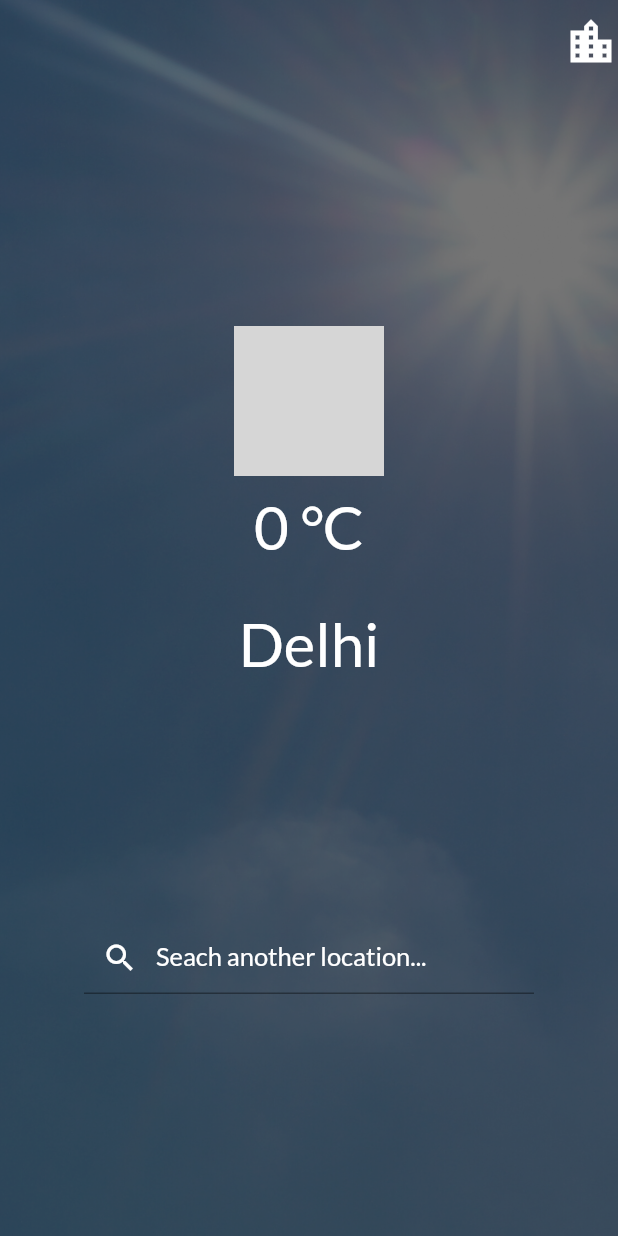
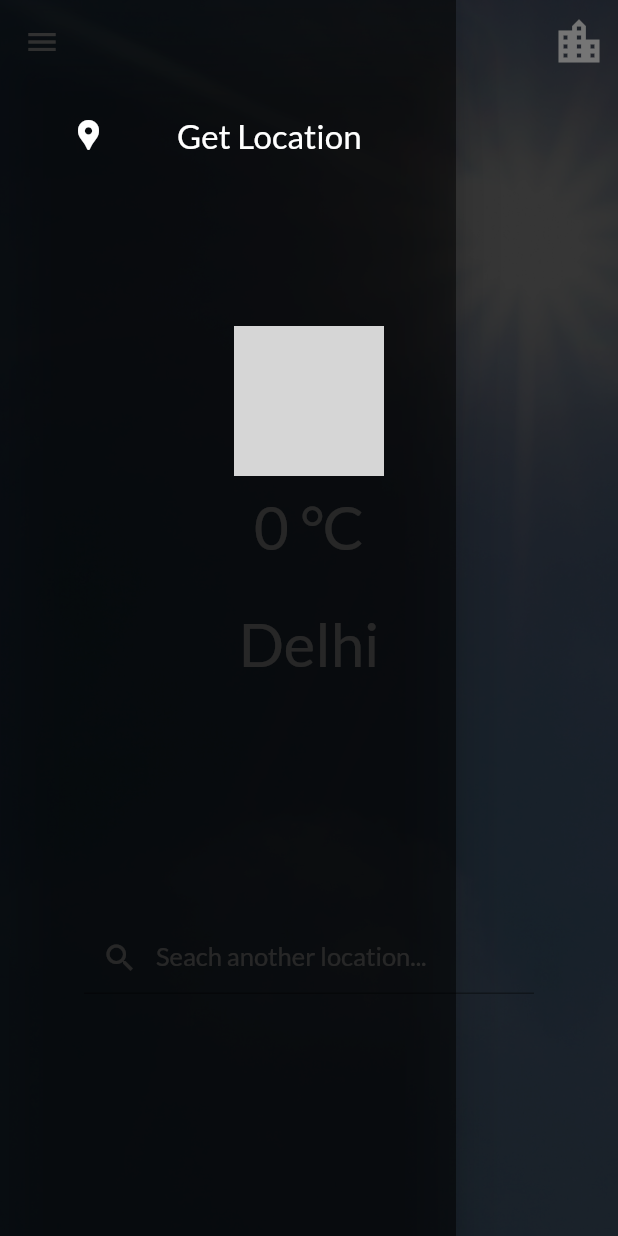
Before and after one commit to ShivamGoyal26/WeatherApp, a Flutter app: the screen it shows after launch, with the side drawer open (before the commit the screen has no drawer), on a phone screen of 412 x 824 dp. Run offline on Flutter 3.47's test engine with Material 2 defaults, Android fonts, the phone set to English and light mode, and no system bars; our stand-ins replace geolocator; missing offline and left inert: geocoder; network calls fail; grey boxes are pictures that could not be loaded.

Commit message:
Current location of the user fecthed succesfully

```diff
--- a/lib/HomeScreen.dart
+++ b/lib/HomeScreen.dart
@@ -1,19 +1,67 @@
 import 'package:flutter/material.dart';
 import 'package:provider/provider.dart';
 import 'package:weatherApp/providers/weather_API.dart';
+import './providers/locator.dart';
 
 class HomeScreen extends StatelessWidget {
   @override
   Widget build(BuildContext context) {
     final data = Provider.of<WeatherApi>(context);
     return Scaffold(
+        drawer: Drawer(
+          child: Container(
+            color: Colors.transparent,
+            child: Column(
+              children: [
+                SizedBox(
+                  height: 50,
+                ),
+                Padding(
+                  padding: const EdgeInsets.all(16.0),
+                  child: Row(
+                    mainAxisAlignment: MainAxisAlignment.spaceEvenly,
+                    children: [
+                      Icon(
+                        Icons.location_pin,
+                        color: Colors.white,
+                      ),
+                      FlatButton(
+                          onPressed: () {},
+                          child: Text(
+                            "Get Location",
+                            style: TextStyle(color: Colors.white, fontSize: 22),
+                          ))
+                    ],
+                  ),
+                )
+                // RaisedButton.icon(
+                //     icon: Icon(
+                //       Icons.location_pin,
+                //       color: Colors.white,
+                //     ),
+                //     color: Colors.transparent,
+                //     onPressed: () {},
+                //     label: Text(
+                //       "Get Location",
+                //       style: TextStyle(color: Colors.white, fontSize: 25),
+                //     ))
+              ],
+            ),
+          ),
+        ),
         appBar: AppBar(
           backgroundColor: Colors.transparent,
           elevation: 0.0,
           actions: [
             GestureDetector(
-              onTap: () {},
-              child: Icon(Icons.location_city, size: 36.0),
+              onTap: () {
+                Provider.of<LocatorFinder>(context, listen: false)
+                    .getCurrentLocation();
+              },
+              child: Padding(
+                padding: const EdgeInsets.all(8.0),
+                child: Icon(Icons.location_city, size: 36.0),
+              ),
             ),
           ],
         ),
--- a/lib/main.dart
+++ b/lib/main.dart
@@ -1,6 +1,7 @@
 import 'package:flutter/material.dart';
 import 'package:weatherApp/HomeScreen.dart';
 import 'package:provider/provider.dart';
+import 'package:weatherApp/providers/locator.dart';
 import 'package:weatherApp/providers/weather_API.dart';
 
 void main() {
@@ -15,10 +16,14 @@ class MyApp extends StatelessWidget {
         ChangeNotifierProvider.value(
           value: WeatherApi(),
         ),
+        ChangeNotifierProvider.value(
+          value: LocatorFinder(),
+        ),
       ],
       child: MaterialApp(
         theme: ThemeData(
           fontFamily: 'Lato',
+          canvasColor: Colors.black54,
         ),
         debugShowCheckedModeBanner: false,
         title: "Weather",
--- a/lib/providers/locator.dart
+++ b/lib/providers/locator.dart
@@ -1,10 +1,29 @@
 import 'package:flutter/cupertino.dart';
+import 'package:geocoder/geocoder.dart';
 import 'package:geolocator/geolocator.dart';
 
-class Locator with ChangeNotifier {
+class LocatorFinder with ChangeNotifier {
+  Coordinates coordinates;
+
+  var addresses;
+
+  String addressOne;
+
+  String addressTwo;
+
   getCurrentLocation() async {
     Position position = await Geolocator.getCurrentPosition(
         desiredAccuracy: LocationAccuracy.best);
     print(position);
+    coordinates = Coordinates(position.latitude, position.longitude);
+    convertGeoCodeToAddress(coordinates);
+  }
+
+  convertGeoCodeToAddress(Coordinates coordinates) async {
+    addresses = await Geocoder.local.findAddressesFromCoordinates(coordinates);
+    addressOne = addresses.first.featureName;
+    addressTwo = addresses.first.addressLine;
+    print(addressOne);
+    print(addressTwo);
   }
 }
--- a/lib/providers/weather_API.dart
+++ b/lib/providers/weather_API.dart
@@ -38,14 +38,9 @@ class WeatherApi with ChangeNotifier {
       notifyListeners();
       throw (error);
     }
-    var searchResult = await http.get(searchApiUrl + input);
-    var result = json.decode(searchResult.body)[0];
-    location = result['title'];
-    fetchLocation(result['woeid'].toString());
-    notifyListeners();
   }
 
-  void fetchLocation(String woeid) async {
+  fetchLocation(String woeid) async {
     var locationResult = await http.get(locationApiUrl + woeid.toString());
     var result = json.decode(locationResult.body);
     var consolidatedWeather = result['consolidated_weather'];
--- a/pubspec.yaml
+++ b/pubspec.yaml
@@ -26,6 +26,7 @@ dependencies:
   http: ^0.12.2
   provider: ^4.3.2+3
   geolocator: ^6.1.13
+  geocoder: ^0.2.1
 
 
   # The following adds the Cupertino Icons font to your application.
```
Also changed, not shown: pubspec.lock.
